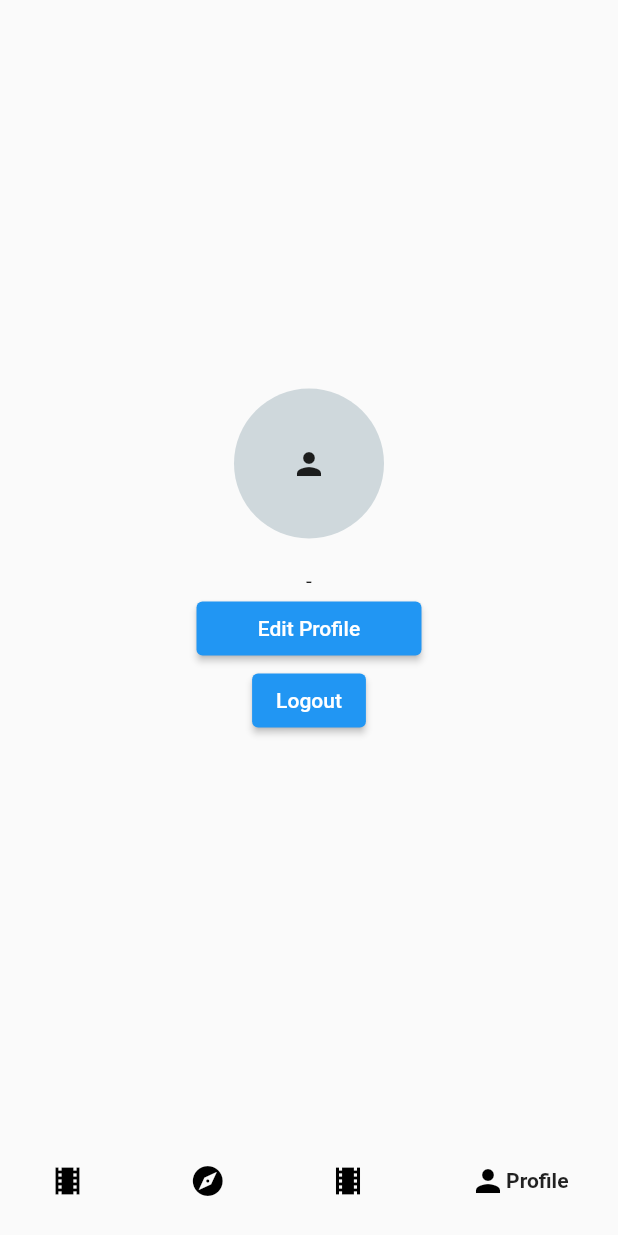
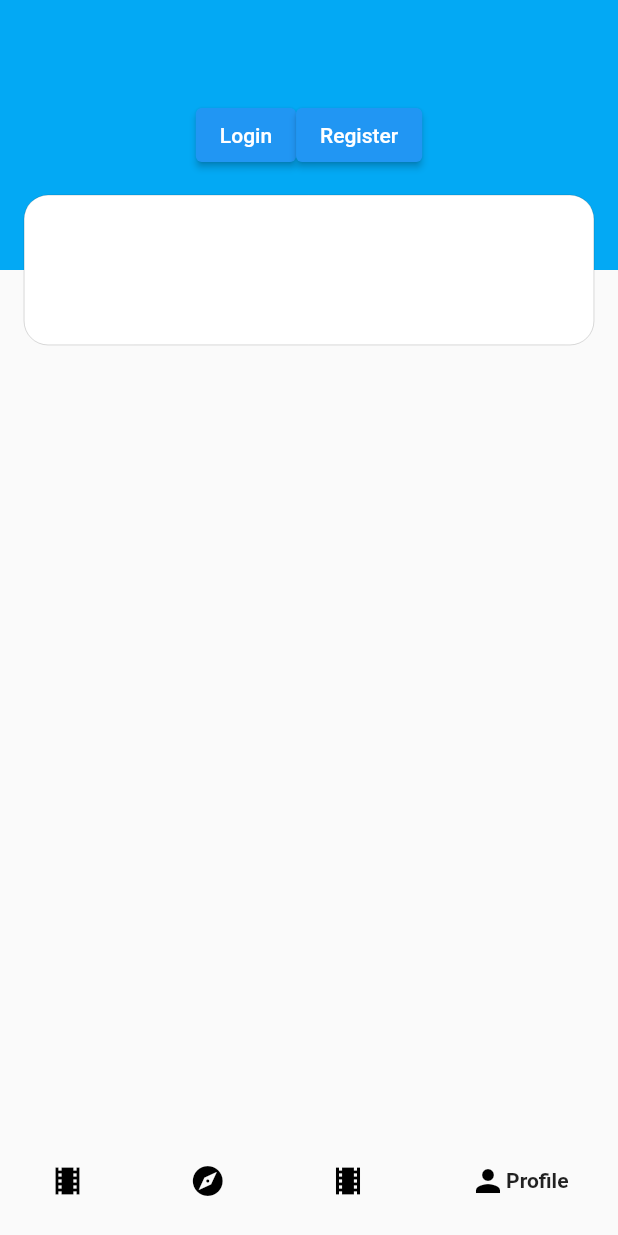
Before and after one commit to agung-w/FL-Mov, a Flutter app: the screen it shows after launch, item 4 of the bottom bar chosen, on a phone screen of 412 x 824 dp. Run offline on Flutter 3.47's test engine with Material 2 defaults, Android fonts, the phone set to English and light mode, and no system bars; drawn by our look-alikes of google_nav_bar; our stand-ins replace bloc, carousel_slider, dio, flutter_bloc, freezed_annotation, go_router and 3 more; missing offline and left inert: dart:ffi, flutter_appauth; network calls fail.

Commit message:
Fix profile page layout

```diff
--- a/lib/main.dart
+++ b/lib/main.dart
@@ -64,7 +64,9 @@ class MyApp extends StatelessWidget {
         BlocProvider(
             create: (context) =>
                 MovieBloc()..add(const MovieEvent.getInTheater())),
-        BlocProvider(create: (context) => UserBloc())
+        BlocProvider(
+            create: (context) =>
+                UserBloc()..add(const UserEvent.checkSignInStatus()))
       ],
       child: const MaterialApp(
         home: MainPage(),
--- a/lib/presentations/pages/profile_page.dart
+++ b/lib/presentations/pages/profile_page.dart
@@ -12,27 +12,25 @@ class ProfilePage extends StatelessWidget {
 
   @override
   Widget build(BuildContext context) {
+    final double _imageSize = 60;
     return Center(
       child: BlocBuilder<UserBloc, UserState>(
         builder: (context, state) {
           return Column(
+            children: [
+              Stack(
+                clipBehavior: Clip.none,
+                children: [
+                  Container(
+                      color: Colors.lightBlue,
+                      width: MediaQuery.of(context).size.width,
+                      height: 180,
+                      padding: const EdgeInsets.all(16),
+                      child: state.when(signedOut: () {
+                        return Row(
                           mainAxisAlignment: MainAxisAlignment.center,
                           children: [
-              Container(
-                width: 100,
-                height: 100,
-                decoration: BoxDecoration(
-                    color: Colors.blueGrey.shade100, shape: BoxShape.circle),
-                child: const Icon(Icons.person_sharp),
-              ),
-              const SizedBox(
-                height: 20,
-              ),
-              Text(state.when(
-                  signedOut: () => '-', signedIn: ((user) => user.name))),
-              SizedBox(
-                width: 150,
-                child: ElevatedButton(
+                            ElevatedButton(
                               onPressed: () {
                                 Navigator.of(context, rootNavigator: true).push(
                                   MaterialPageRoute(
@@ -40,14 +38,81 @@ class ProfilePage extends StatelessWidget {
                                   ),
                                 );
                               },
-                  child: const Text('Edit Profile'),
-                ),
+                              child: const Text('Login'),
                             ),
                             ElevatedButton(
                                 onPressed: () {
-                    context.read<UserBloc>().add(const UserEvent.signOut());
+                                  context
+                                      .read<UserBloc>()
+                                      .add(const UserEvent.signOut());
                                 },
-                  child: const Text("Logout"))
+                                child: const Text("Register"))
+                          ],
+                        );
+                      }, signedIn: ((user) {
+                        return Row(
+                          mainAxisAlignment: MainAxisAlignment.start,
+                          crossAxisAlignment: CrossAxisAlignment.center,
+                          children: [
+                            Container(
+                              width: 60 * 1.2,
+                              height: 60 * 1.2,
+                              decoration: BoxDecoration(
+                                  color: Colors.blueGrey.shade100,
+                                  shape: BoxShape.circle),
+                              child: const Icon(
+                                Icons.person_sharp,
+                                size: 60,
+                              ),
+                            ),
+                            const SizedBox(
+                              width: 20,
+                            ),
+                            Column(
+                              mainAxisAlignment: MainAxisAlignment.center,
+                              crossAxisAlignment: CrossAxisAlignment.start,
+                              children: const [
+                                Text(
+                                  "Agung Wijaya Al Halim",
+                                  style: TextStyle(
+                                      color: Colors.white,
+                                      fontWeight: FontWeight.bold,
+                                      fontSize: 18),
+                                ),
+                                SizedBox(
+                                  height: 5,
+                                ),
+                                Text(
+                                  "Agung Wijaya Al Halim",
+                                  style: TextStyle(
+                                    color: Colors.white,
+                                    fontWeight: FontWeight.bold,
+                                  ),
+                                ),
+                                SizedBox(
+                                  height: 20,
+                                ),
+                              ],
+                            )
+                          ],
+                        );
+                      }))),
+                  Positioned(
+                      top: 130,
+                      left: 16,
+                      right: 16,
+                      child: Container(
+                        height: 100,
+                        decoration: BoxDecoration(
+                            border: Border.all(color: Colors.black, width: 0.1),
+                            color: Colors.white,
+                            borderRadius: BorderRadius.circular(16)),
+                      ))
+                ],
+              ),
+              const SizedBox(
+                height: 55,
+              ),
             ],
           );
         },
```
Lines whose indentation alone changed are shown as unchanged.
